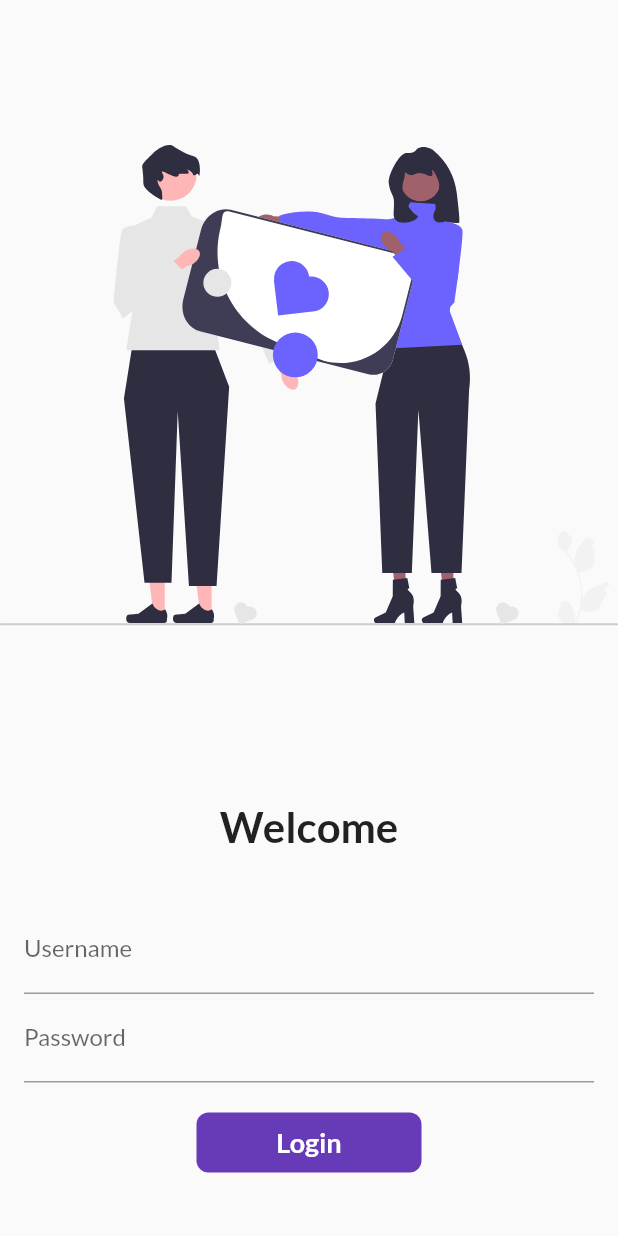
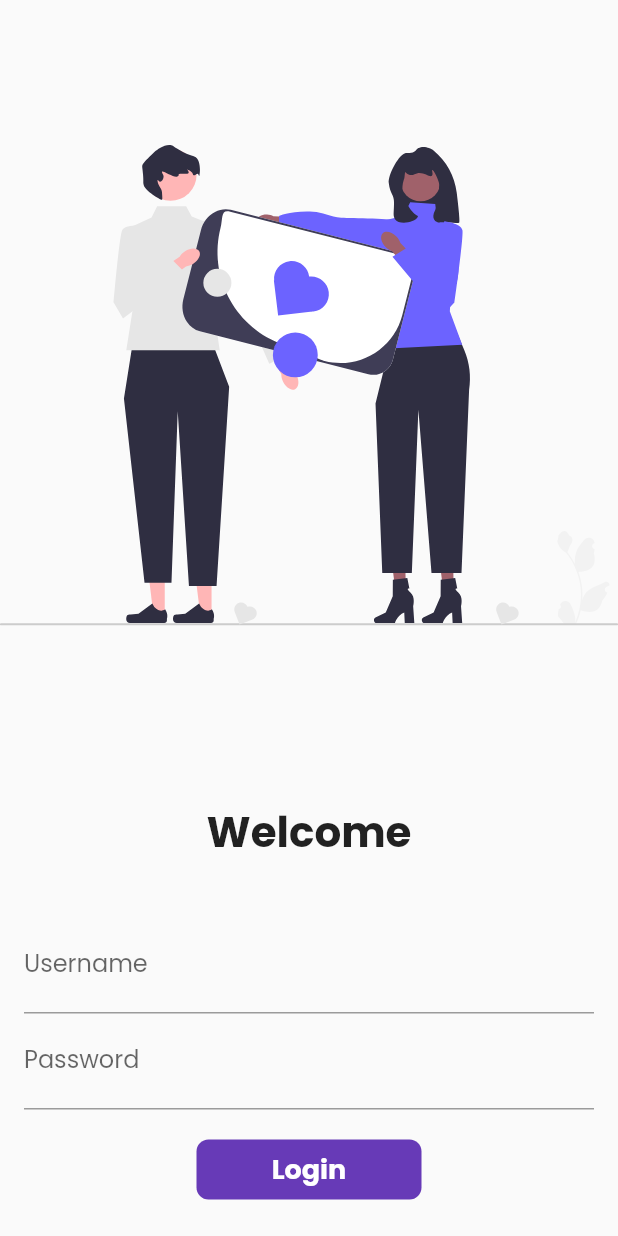
Before and after one commit to ravi25595/30DaysOfFlutter, a Flutter app: the screen it shows after launch, on a phone screen of 412 x 824 dp. Run offline on Flutter 3.47's test engine with Material 2 defaults, Android fonts, the phone set to English and light mode, and no system bars; our stand-ins replace flutter_svg, google_fonts.

Commit message:
Day 16  Completed

```diff
--- a/lib/widgets/themes.dart
+++ b/lib/widgets/themes.dart
@@ -4,7 +4,7 @@ import 'package:google_fonts/google_fonts.dart';
 class MyTheme {
   static ThemeData lightTheme(BuildContext context) => ThemeData(
         primarySwatch: Colors.deepPurple,
-        fontFamily: GoogleFonts.lato().fontFamily,
+        fontFamily: GoogleFonts.poppins().fontFamily,
         appBarTheme: const AppBarTheme(
           color: Colors.white,
           elevation: 0.0,
@@ -18,4 +18,6 @@ class MyTheme {
 
   static ThemeData darkTheme(BuildContext context) =>
       ThemeData(brightness: Brightness.dark);
+  static Color creamColor = const Color(0xfff5f5F5);
+  static Color darkBluishColor = const Color(0xFF403b58);
 }
--- a/pubspec.yaml
+++ b/pubspec.yaml
@@ -36,6 +36,7 @@ dependencies:
   cupertino_icons: ^1.0.2
   google_fonts: ^3.0.1
   flutter_svg: ^1.1.1+1
+  velocity_x: ^3.5.1
 
 dev_dependencies:
   flutter_test:
```
Also changed, not shown: pubspec.lock.
